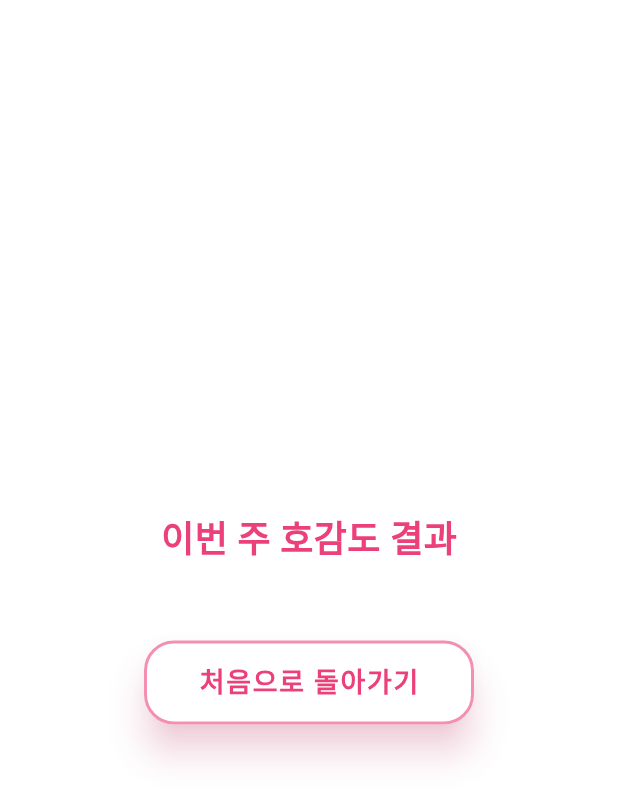
After one commit to monet2155/loveloveraid, a Flutter app: the AffectionResultScreen screen opened directly, on a phone screen of 412 x 824 dp. The commit adds this screen. Shown: the top 801 px of the screen. Run offline on Flutter 3.47's test engine with Material 3 defaults, Android fonts, the phone set to English and light mode, and no system bars; our stand-ins replace cloud_firestore, connectivity_plus, firebase_core, firebase_storage, flutter_dotenv, just_audio and 1 more; missing offline and left inert: encrypt, window_size; accounts and stored records are empty; generated files the repository leaves out were written again; Roboto replaces fonts that are missing (NanumGothic); statements that could not run were skipped.

Commit message:
feat: 호감도 결과 확인용 화면 (나중에 실제 화면으로 대체 예정)

```diff
--- /dev/null
+++ b/lib/screen/affection_result_screen.dart
@@ -0,0 +1,75 @@
+import 'package:flutter/material.dart';
+import 'package:loveloveraid/screen/end_screen.dart';
+import 'package:provider/provider.dart';
+import 'package:loveloveraid/providers/player_provider.dart';
+
+class AffectionResultScreen extends StatelessWidget {
+  const AffectionResultScreen({super.key});
+
+  @override
+  Widget build(BuildContext context) {
+    final player = Provider.of<PlayerProvider>(context).player;
+    return Scaffold(
+      backgroundColor: Colors.white,
+      body: Center(
+        child: Column(
+          mainAxisAlignment: MainAxisAlignment.center,
+          crossAxisAlignment: CrossAxisAlignment.center,
+          children: [
+            Text(
+              '이번 주 호감도 결과',
+              style: TextStyle(
+                fontSize: 24,
+                fontWeight: FontWeight.bold,
+                color: Colors.pink.shade400,
+              ),
+            ),
+            const SizedBox(height: 20),
+            ...player.affectionScore.entries.map(
+              (entry) => Padding(
+                padding: const EdgeInsets.symmetric(vertical: 8.0),
+                child: Text(
+                  '${entry.key}: ${entry.value}점',
+                  style: TextStyle(fontSize: 18, color: Colors.pink.shade300),
+                ),
+              ),
+            ),
+            const SizedBox(height: 30),
+            SizedBox(
+              width: 220,
+              height: 56,
+              child: ElevatedButton(
+                onPressed:
+                    () => Navigator.of(context).pushAndRemoveUntil(
+                      // 처음 화면으로 돌아가기
+                      MaterialPageRoute(
+                        builder: (context) => const EndScreen(),
+                      ),
+                      (route) => false,
+                    ),
+                style: ElevatedButton.styleFrom(
+                  elevation: 10,
+                  shadowColor: Colors.pinkAccent.withOpacity(0.4),
+                  backgroundColor: Colors.white,
+                  foregroundColor: Colors.pink.shade400,
+                  shape: RoundedRectangleBorder(
+                    borderRadius: BorderRadius.circular(20),
+                    side: BorderSide(color: Colors.pink.shade200, width: 2),
+                  ),
+                ),
+                child: const Text(
+                  '처음으로 돌아가기',
+                  style: TextStyle(
+                    fontSize: 18,
+                    fontWeight: FontWeight.bold,
+                    letterSpacing: 1.1,
+                  ),
+                ),
+              ),
+            ),
+          ],
+        ),
+      ),
+    );
+  }
+}
--- a/lib/screen/game_screen.dart
+++ b/lib/screen/game_screen.dart
@@ -2,7 +2,7 @@ import 'package:flutter/material.dart';
 import 'package:flutter/services.dart';
 import 'package:loveloveraid/controller/game_screen_controller.dart';
 import 'package:loveloveraid/model/npc.dart';
-import 'package:loveloveraid/screen/end_screen.dart';
+import 'package:loveloveraid/screen/affection_result_screen.dart';
 import 'package:loveloveraid/view/game_screen_view.dart';
 import 'package:provider/provider.dart';
 import 'package:loveloveraid/providers/player_provider.dart';
@@ -29,9 +29,9 @@ class _GameScreenState extends State<GameScreen> {
     _controller = GameScreenController(
       onUpdate: () => setState(() {}),
       onEndChapter: () {
-        Navigator.of(
-          context,
-        ).pushReplacement(MaterialPageRoute(builder: (context) => EndScreen()));
+        Navigator.of(context).pushReplacement(
+          MaterialPageRoute(builder: (context) => AffectionResultScreen()),
+        );
       },
       npcs: widget.npcs,
       playerProvider: playerProvider,
```
